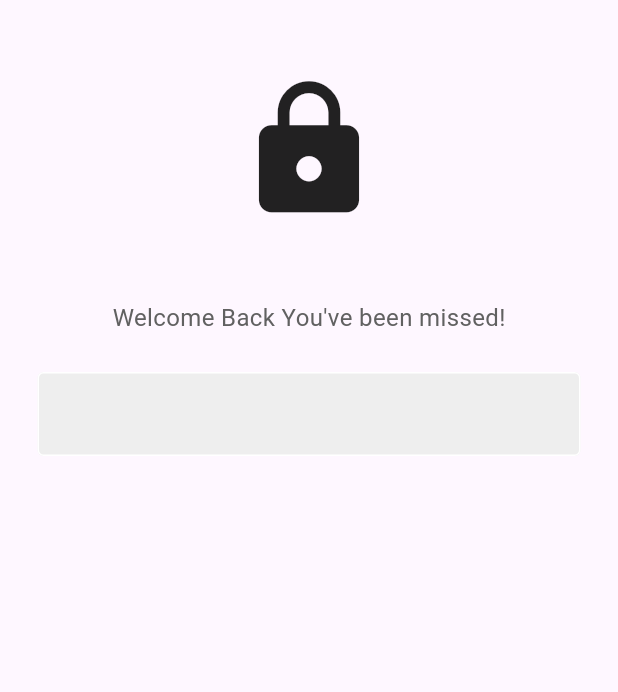
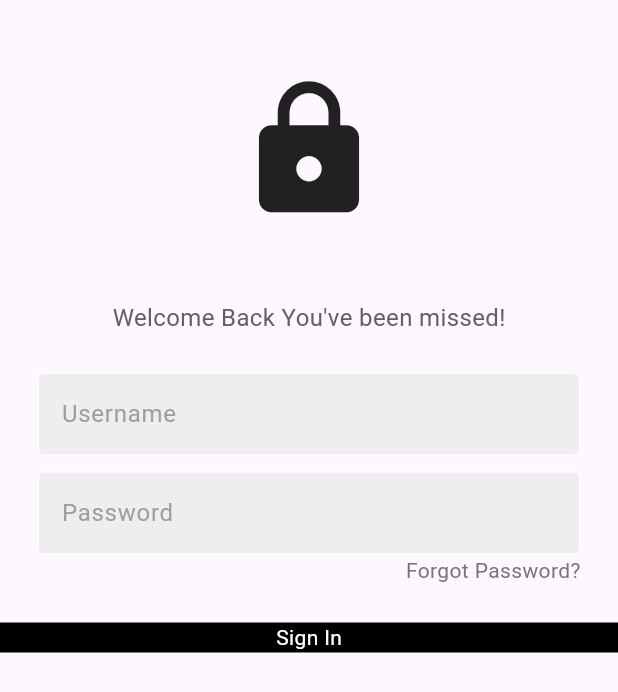
Before and after one commit to DairaDoo/cipher-connect, a Flutter app: the screen it shows after launch, on a phone screen of 412 x 824 dp. Shown: the top 692 px of the screen. Run offline on Flutter 3.47's test engine with Material 3 defaults, Android fonts, the phone set to English and light mode, and no system bars.

Commit message:
Progreso con el login. Falta poco para culminar el ui.

```diff
--- a/lib/main.dart
+++ b/lib/main.dart
@@ -10,7 +10,7 @@
 
   @override
   Widget build(BuildContext context) {
-    return const MaterialApp(
+    return MaterialApp(
       debugShowCheckedModeBanner: false,
       home: LoginPage(),
     );
--- a/lib/screens/login_screen.dart
+++ b/lib/screens/login_screen.dart
@@ -1,7 +1,13 @@
 import 'package:flutter/material.dart';
+import '../widgets/my_textfield.dart';
+import '../widgets/my_button.dart';
 
 class LoginPage extends StatelessWidget {
-  const LoginPage({super.key});
+  LoginPage({super.key});
+
+  // text editing controllers
+  final usernameController = TextEditingController();
+  final passwordController = TextEditingController();
 
   @override
   Widget build(BuildContext context) {
@@ -27,26 +33,37 @@
             SizedBox(height: 25),
 
             // username textfield
+            MyTextField(
+              controller: usernameController,
+              hintText: 'Username',
+              obscureText: false,
+            ),
+
+            const SizedBox(height: 10),
+
+            // password textfield
+            MyTextField(
+              controller: passwordController,
+              hintText: 'Password',
+              obscureText: true,
+            ),
+
+            // forgot password
             Padding(
               padding: const EdgeInsets.symmetric(horizontal: 25.0),
-              child: TextField(
-                decoration: InputDecoration(
-                  enabledBorder: OutlineInputBorder(
-                    borderSide: BorderSide(color: Colors.white),
-                  ),
-                  focusedBorder: OutlineInputBorder(
-                      borderSide: BorderSide(color: Colors.grey.shade400)),
-                  fillColor: Colors.grey.shade200,
-                  filled: true,
-                ),
+              child: Row(
+                mainAxisAlignment: MainAxisAlignment.end,
+                children: [
+                  Text('Forgot Password?',
+                      style: TextStyle(color: Colors.grey[600])),
+                ],
               ),
-            )
-            // password textfield
+            ),
 
-            // forgot password
+            const SizedBox(height: 25),
 
             // sign in button
-
+            MyButton(),
             // or continue with
 
             // not a member? register now
--- /dev/null
+++ b/lib/widgets/my_button.dart
@@ -0,0 +1,16 @@
+import 'package:flutter/material.dart';
+
+class MyButton extends StatelessWidget {
+  const MyButton({super.key});
+
+  @override
+  Widget build(BuildContext context) {
+    return Container(
+        decoration: BoxDecoration(color: Colors.black),
+        child: Center(
+            child: Text(
+          "Sign In",
+          style: TextStyle(color: Colors.white),
+        )));
+  }
+}
--- /dev/null
+++ b/lib/widgets/my_textfield.dart
@@ -0,0 +1,36 @@
+import 'package:flutter/material.dart';
+
+class MyTextField extends StatelessWidget {
+  final controller;
+  final String hintText;
+  final bool obscureText;
+
+  const MyTextField({
+    super.key,
+    required this.controller,
+    required this.hintText,
+    required this.obscureText,
+  });
+
+  @override
+  Widget build(BuildContext context) {
+    return Padding(
+      padding: const EdgeInsets.symmetric(horizontal: 25.0),
+      child: TextField(
+        controller: controller,
+        obscureText: obscureText,
+        decoration: InputDecoration(
+          enabledBorder: OutlineInputBorder(
+            borderSide: BorderSide(color: Colors.white),
+          ),
+          focusedBorder: OutlineInputBorder(
+              borderSide: BorderSide(color: Colors.grey.shade400)),
+          fillColor: Colors.grey.shade200,
+          filled: true,
+          hintText: hintText,
+          hintStyle: TextStyle(color: Colors.grey[500]),
+        ),
+      ),
+    );
+  }
+}
```
